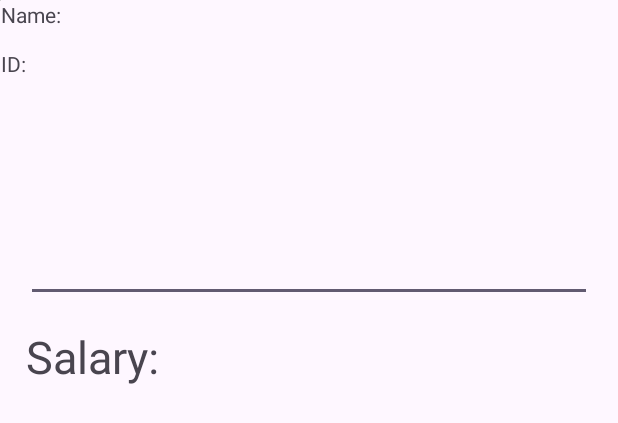
After one commit to nguyentk31/Attendance-Application, an Android app: the layout admin_salary_selected.xml on its own in the app's theme, with its tools: preview values and no code run, on a phone screen of 412 x 824 dp. The commit adds this screen. Shown: the top 423 px of the screen. Run offline under Robolectric (Android 15) with nearby library versions, the phone set to English and light mode, and no system bars.

Commit message:
UI update

```diff
--- /dev/null
+++ b/app/src/main/res/layout/admin_salary_selected.xml
@@ -0,0 +1,87 @@
+<?xml version="1.0" encoding="utf-8"?>
+<androidx.constraintlayout.widget.ConstraintLayout xmlns:android="http://schemas.android.com/apk/res/android"
+    xmlns:app="http://schemas.android.com/apk/res-auto"
+    xmlns:tools="http://schemas.android.com/tools"
+    android:layout_width="match_parent"
+    android:layout_height="match_parent">
+
+    <LinearLayout
+        android:id="@+id/linearLayout3"
+        android:layout_width="match_parent"
+        android:layout_height="92dp"
+        android:orientation="horizontal"
+        app:layout_constraintEnd_toEndOf="parent"
+        app:layout_constraintStart_toStartOf="parent"
+        app:layout_constraintTop_toTopOf="parent"
+        android:weightSum="5"
+        >
+
+        <ImageView
+            android:id="@+id/imageView3"
+            android:layout_width="wrap_content"
+            android:layout_height="wrap_content"
+            android:layout_weight="1"
+            tools:srcCompat="@tools:sample/avatars" />
+
+        <LinearLayout
+            android:layout_width="match_parent"
+            android:layout_height="match_parent"
+            android:layout_weight="4"
+            android:orientation="vertical"
+            android:weightSum="4">
+
+            <TextView
+                android:id="@+id/adminSalarySelected_tvName"
+                android:layout_width="match_parent"
+                android:layout_height="wrap_content"
+                android:layout_weight="1"
+                android:text="Name:"
+                tools:layout_weight="1" />
+
+            <TextView
+                android:id="@+id/adminSalarySelected_tvID"
+                android:layout_width="match_parent"
+                android:layout_height="wrap_content"
+                android:layout_weight="1"
+                android:text="ID:" />
+        </LinearLayout>
+    </LinearLayout>
+
+    <androidx.constraintlayout.widget.ConstraintLayout
+        android:layout_width="409dp"
+        android:layout_height="637dp"
+        android:layout_marginTop="1dp"
+        app:layout_constraintBottom_toBottomOf="parent"
+        app:layout_constraintEnd_toEndOf="parent"
+        app:layout_constraintStart_toStartOf="parent"
+        app:layout_constraintTop_toBottomOf="@+id/linearLayout3">
+
+        <EditText
+            android:id="@+id/editTextDate"
+            android:layout_width="match_parent"
+            android:layout_height="wrap_content"
+            android:layout_marginStart="16dp"
+            android:layout_marginTop="16dp"
+            android:layout_marginEnd="16dp"
+            android:ems="10"
+            android:inputType="date"
+            app:layout_constraintEnd_toEndOf="parent"
+            app:layout_constraintStart_toStartOf="parent"
+            app:layout_constraintTop_toTopOf="parent" />
+
+        <TextView
+            android:id="@+id/textView4"
+            android:layout_width="match_parent"
+            android:layout_height="wrap_content"
+            android:layout_marginStart="16dp"
+            android:layout_marginTop="16dp"
+            android:layout_marginEnd="16dp"
+            android:text="Salary:"
+            android:textSize="30dp"
+            app:layout_constraintEnd_toEndOf="parent"
+            app:layout_constraintStart_toStartOf="parent"
+            app:layout_constraintTop_toBottomOf="@+id/editTextDate" />
+
+    </androidx.constraintlayout.widget.ConstraintLayout>
+
+</androidx.constraintlayout.widget.ConstraintLayout>
--- a/app/src/main/res/layout/home.xml
+++ b/app/src/main/res/layout/home.xml
@@ -178,12 +178,12 @@
 
         </LinearLayout>
     </LinearLayout>
+
     <LinearLayout
+        android:layout_width="match_parent"
         android:layout_height="match_parent"
-        android:layout_width="match_parent"
         android:gravity="bottom"
-        android:orientation="horizontal"
-        >
+        android:orientation="horizontal">
 
         <ImageView
             android:layout_width="match_parent"
```
Also changed, not shown: app/src/main/res/layout/admin_salary_selection.xml (added, +45 -0 lines), app/src/main/res/layout/create_department.xml (added, +73 -0 lines), app/src/main/res/layout/create_user.xml (added, +114 -0 lines), app/src/main/res/layout/employee_list.xml (added, +63 -0 lines), app/src/main/res/layout/update_department.xml (added, +73 -0 lines), app/src/main/res/layout/update_user.xml (added, +114 -0 lines).
